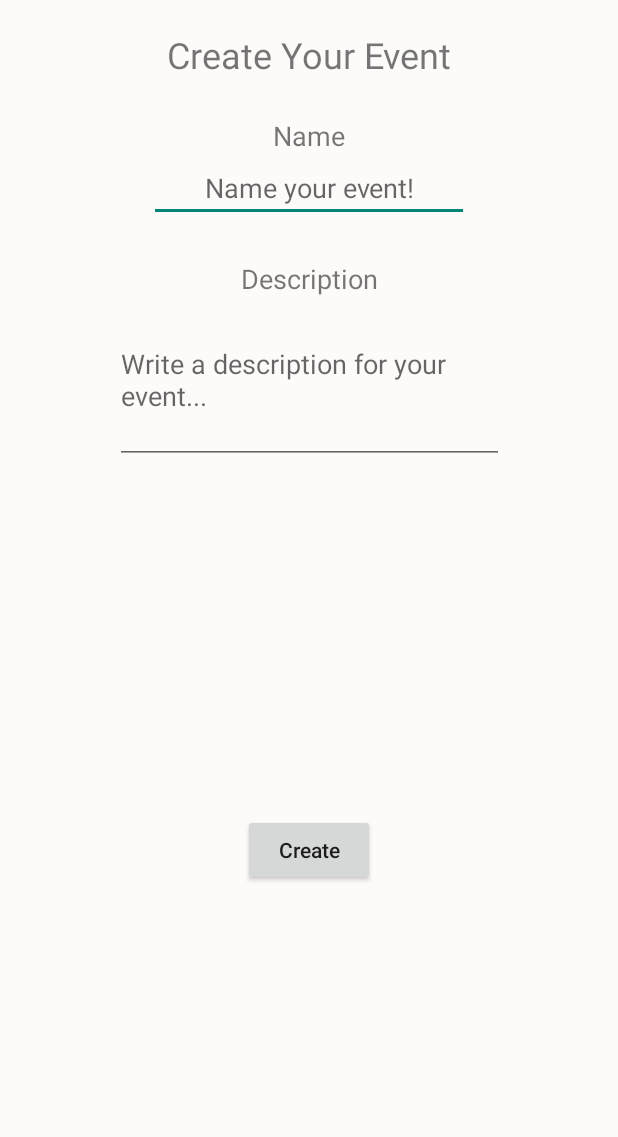
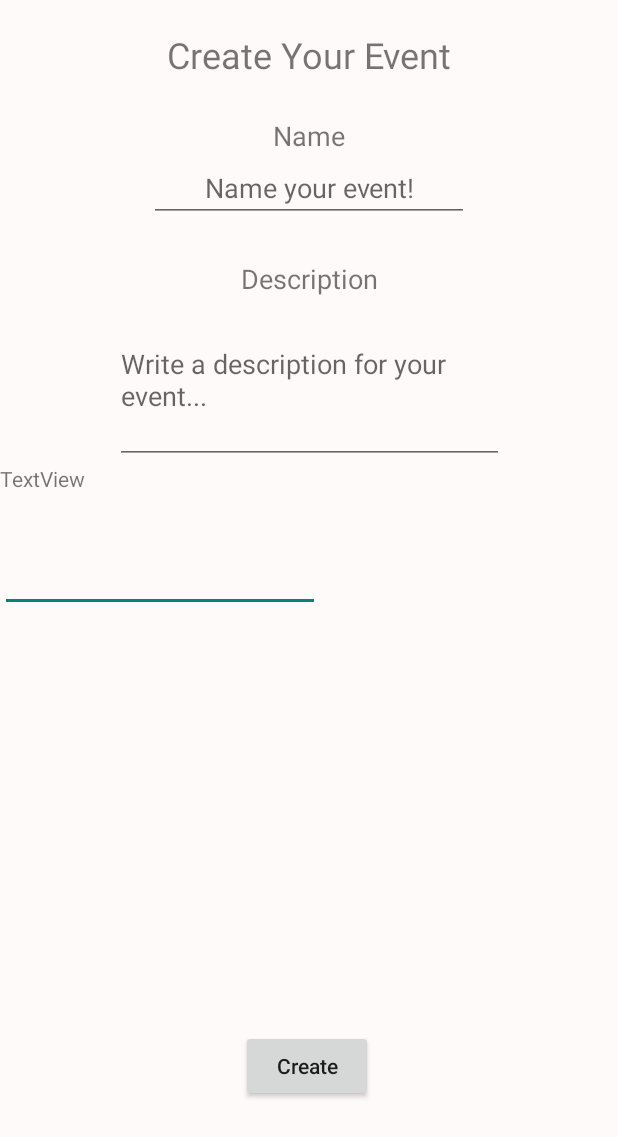
Before and after one commit to Winggo/RidePlanner, an Android app: the layout activity_create_event_pop_up.xml on its own in the app's theme, with its tools: preview values and no code run, on a phone screen of 412 x 824 dp. Shown: the top 1137 px of the screen. Run offline under Robolectric (Android 15) with nearby library versions, the phone set to English and light mode, and no system bars; Roboto replaces fonts that are not available here.

Commit message:
added something to handle users event location input

```diff
--- a/app/src/main/java/com/cmps121/rideplanner/CreateEventPopUp.java
+++ b/app/src/main/java/com/cmps121/rideplanner/CreateEventPopUp.java
@@ -30,9 +30,11 @@ public class CreateEventPopUp extends AppCompatActivity {
 
     EditText eventNameInput;
     EditText eventDescriptionInput;
+    EditText eventLocationInput;
 
     String eventName;
     String eventDescription;
+    String eventLocation;
     String userID;
     String groupName;
     String groupCode;
@@ -62,6 +64,7 @@ public class CreateEventPopUp extends AppCompatActivity {
 
         eventNameInput = findViewById(R.id.eventNameInput);
         eventDescriptionInput = findViewById(R.id.descriptionInput);
+        eventLocationInput = findViewById(R.id.eventLoc);
 
         groupName = getIntent().getStringExtra("groupName");
         groupCode = getIntent().getStringExtra("groupCode");
@@ -102,7 +105,8 @@ public class CreateEventPopUp extends AppCompatActivity {
 
         eventName = eventNameInput.getText().toString();
         eventDescription = eventDescriptionInput.getText().toString();
-        Event event = new Event(eventName, eventDescription, attendees);
+        eventLocation = eventLocationInput.getText().toString();
+        Event event = new Event(eventName, eventDescription, eventLocation, attendees);
 
         dbGroups.child(groupCode).child("events").child(eventName).setValue(event);
 
--- a/app/src/main/java/com/cmps121/rideplanner/Event.java
+++ b/app/src/main/java/com/cmps121/rideplanner/Event.java
@@ -5,11 +5,13 @@ import java.util.Map;
 public class Event {
     public String eventName;
     public String eventDescription;
+    public String eventLocation;
     public Map<String, User> attendees;
 
-    public Event(String eventName, String eventDescription, Map<String, User> attendees) {
+    public Event(String eventName, String eventDescription, String eventLocation, Map<String, User> attendees) {
         this.eventName = eventName;
         this.eventDescription = eventDescription;
+        this.eventLocation = eventLocation;
         this.attendees = attendees;
     }
 }
--- a/app/src/main/java/com/cmps121/rideplanner/EventInviteAdapter.java
+++ b/app/src/main/java/com/cmps121/rideplanner/EventInviteAdapter.java
@@ -34,6 +34,7 @@ public class EventInviteAdapter extends ArrayAdapter<EventInviteListItem> {
 
         TextView eventName = convertView.findViewById(R.id.eventName);
         TextView groupName = convertView.findViewById(R.id.groupName);
+        //TextView eventLocation = convertView.findViewById(R.id.location);
 
         ImageButton noButton = convertView.findViewById(R.id.noBtn);
         noButton.setTag(position);
@@ -61,6 +62,7 @@ public class EventInviteAdapter extends ArrayAdapter<EventInviteListItem> {
             public void onClick(View v) {
                 int position = (Integer) v.getTag();
                 EventInviteListItem eventInviteListItem = getItem(position);
+//                String eventLocation = eventInviteListItem.getEventLocation();
                 String eventName = eventInviteListItem.getEventName();
                 String groupName = eventInviteListItem.getGroupName();
                 String groupCode = eventInviteListItem.getGroupCode();
@@ -68,6 +70,7 @@ public class EventInviteAdapter extends ArrayAdapter<EventInviteListItem> {
                 intent.putExtra("groupName", groupName);
                 intent.putExtra("groupCode", groupCode);
                 intent.putExtra("eventName", eventName);
+//                intent.putExtra("eventLocation", eventLocation);
                 context.startActivity(intent);
             }
         });
--- a/app/src/main/java/com/cmps121/rideplanner/GenerateCars.java
+++ b/app/src/main/java/com/cmps121/rideplanner/GenerateCars.java
@@ -19,6 +19,7 @@ public class GenerateCars extends AppCompatActivity {
 
     FirebaseDatabase db = FirebaseDatabase.getInstance();
     DatabaseReference dbEvent;
+    Downloader down = new Downloader();
 
     TextView groupTitleView;
     TextView eventTitleView;
@@ -56,6 +57,8 @@ public class GenerateCars extends AppCompatActivity {
         dbEvent = db.getReference("groups").child(groupCode).child("events").child(eventName);
 
         // query all attendeess
+        String holdMapsData;
+        //holdMapsData = down.execute();
 
         dbEvent.child("attendees").addListenerForSingleValueEvent(new ValueEventListener() {
             @Override
--- a/app/src/main/java/com/cmps121/rideplanner/ViewInvites.java
+++ b/app/src/main/java/com/cmps121/rideplanner/ViewInvites.java
@@ -47,11 +47,12 @@ public class ViewInvites extends AppCompatActivity {
                 // for each group found, grab all events and add them to the arraylist
                 for (DataSnapshot ds : dataSnapshot.getChildren()) {
                     String groupName = ds.child("groupName").getValue().toString();
+                    String eventLocation  = ds.child("eventLocation").getValue().toString();
                     String groupCode = ds.getKey();
                     String eventName;
                     for (DataSnapshot data : ds.child("events").getChildren()) {
                         eventName = data.getKey();
-                        EventInviteListItem event = new EventInviteListItem(groupName, groupCode, eventName);
+                        EventInviteListItem event = new EventInviteListItem(groupName, groupCode, eventLocation, eventName);
                         events.add(event);
                     }
                 }
--- a/app/src/main/res/layout/activity_create_event_pop_up.xml
+++ b/app/src/main/res/layout/activity_create_event_pop_up.xml
@@ -5,6 +5,15 @@
     android:layout_width="match_parent"
     android:layout_height="match_parent"
     tools:context=".CreateEventPopUp">
+
+    <EditText
+        android:id="@+id/eventLoc"
+        android:layout_width="wrap_content"
+        android:layout_height="79dp"
+        android:ems="10"
+        android:inputType="textPostalAddress"
+        app:layout_constraintTop_toBottomOf="@+id/textView2"
+        tools:layout_editor_absoluteX="69dp" />
 
     <TextView
         android:id="@+id/nameHeader"
@@ -76,7 +85,17 @@
         android:textAllCaps="false"
         app:layout_constraintBottom_toBottomOf="parent"
         app:layout_constraintEnd_toEndOf="parent"
-        app:layout_constraintHorizontal_bias="0.5"
+        app:layout_constraintHorizontal_bias="0.496"
         app:layout_constraintStart_toStartOf="parent"
-        app:layout_constraintTop_toBottomOf="@+id/descriptionInput" />
+        app:layout_constraintTop_toBottomOf="@+id/descriptionInput"
+        app:layout_constraintTop_toTopOf="@+id/eventLoc"
+        app:layout_constraintVertical_bias="0.801" />
+
+    <TextView
+        android:id="@+id/textView2"
+        android:layout_width="wrap_content"
+        android:layout_height="wrap_content"
+        android:text="TextView"
+        app:layout_constraintTop_toBottomOf="@+id/descriptionInput"
+        tools:layout_editor_absoluteX="147dp" />
 </android.support.constraint.ConstraintLayout>
```
Also changed, not shown: app/src/main/java/com/cmps121/rideplanner/Downloader.java (added, +78 -0 lines), app/src/main/java/com/cmps121/rideplanner/EventInviteListItem.java (+8 -1 lines).
